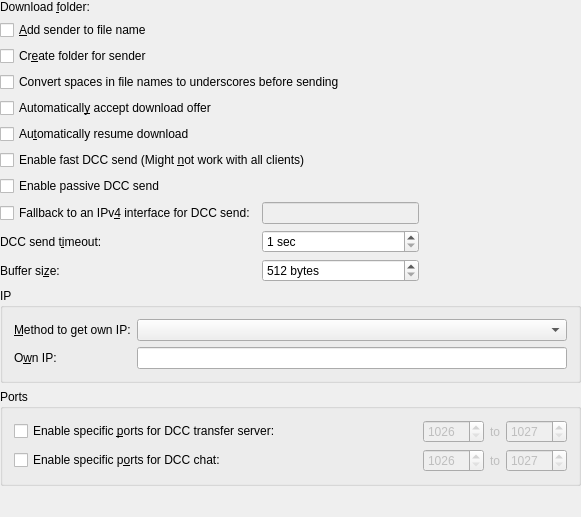
The window that src/config/dcc_configui.ui (KDE/konversation) describes before a commit, drawn with Qt 5.
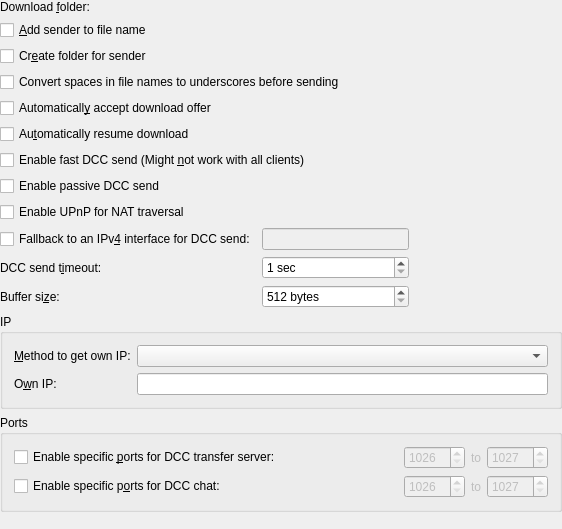
The same window after the commit. Custom widgets are drawn as their Qt base class.

Patch:
```diff
--- a/src/config/dcc_configui.ui
+++ b/src/config/dcc_configui.ui
@@ -4,13 +4,13 @@
 the Free Software Foundation; either version 2 of the License, or
 (at your option) any later version.</comment>
  <class>DCC_ConfigUI</class>
- <widget class="QWidget" name="DCC_ConfigUI" >
-  <property name="geometry" >
+ <widget class="QWidget" name="DCC_ConfigUI">
+  <property name="geometry">
    <rect>
     <x>0</x>
     <y>0</y>
-    <width>581</width>
-    <height>517</height>
+    <width>562</width>
+    <height>529</height>
    </rect>
   </property>
   <property name="windowTitle" >
@@ -88,51 +88,19 @@
      </property>
     </widget>
    </item>
-   <item row="13" column="2" >
-    <spacer name="spacer4_2" >
-     <property name="orientation" >
-      <enum>Qt::Vertical</enum>
+   <item row="7" column="0" colspan="2">
+    <widget class="QCheckBox" name="kcfg_DccPassiveSend">
+     <property name="text">
+      <string>Enable passive DCC send</string>
      </property>
-     <property name="sizeType" >
-      <enum>QSizePolicy::Expanding</enum>
+     <property name="shortcut">
+      <string/>
      </property>
-     <property name="sizeHint" stdset="0" >
-      <size>
-       <width>20</width>
-       <height>16</height>
-      </size>
-     </property>
-    </spacer>
-   </item>
-   <item row="10" column="0" colspan="2" >
-    <widget class="QLabel" name="textLabel6" >
-     <property name="text" >
-      <string>Buffer si&amp;ze:</string>
-     </property>
-     <property name="wordWrap" >
-      <bool>false</bool>
-     </property>
-     <property name="buddy" >
-      <cstring>kcfg_DccBufferSize</cstring>
-     </property>
     </widget>
    </item>
-   <item row="9" column="0" colspan="2" >
-    <widget class="QLabel" name="textLabel7" >
-     <property name="text" >
-      <string>DCC send t&amp;imeout:</string>
-     </property>
-     <property name="wordWrap" >
-      <bool>false</bool>
-     </property>
-     <property name="buddy" >
-      <cstring>kcfg_DccSendTimeout</cstring>
-     </property>
-    </widget>
-   </item>
-   <item row="8" column="0" colspan="2" >
-    <widget class="QCheckBox" name="kcfg_DccIPv4Fallback" >
-     <property name="whatsThis" >
+   <item row="9" column="0" colspan="2">
+    <widget class="QCheckBox" name="kcfg_DccIPv4Fallback">
+     <property name="whatsThis">
       <string>If this option enabled dcc transfers for IPv6 connections will be done over IPv4 interface set here</string>
      </property>
      <property name="text" >
@@ -140,9 +108,87 @@
      </property>
     </widget>
    </item>
-   <item row="10" column="2" >
-    <widget class="QSpinBox" name="kcfg_DccBufferSize" >
-     <property name="suffix" >
+   <item row="9" column="2">
+    <widget class="KLineEdit" name="kcfg_DccIPv4FallbackIface">
+     <property name="enabled">
+      <bool>false</bool>
+     </property>
+    </widget>
+   </item>
+   <item row="9" column="3">
+    <spacer name="spacer5">
+     <property name="orientation">
+      <enum>Qt::Horizontal</enum>
+     </property>
+     <property name="sizeType">
+      <enum>QSizePolicy::Maximum</enum>
+     </property>
+     <property name="sizeHint" stdset="0">
+      <size>
+       <width>70</width>
+       <height>20</height>
+      </size>
+     </property>
+    </spacer>
+   </item>
+   <item row="10" column="0" colspan="2">
+    <widget class="QLabel" name="textLabel7">
+     <property name="text">
+      <string>DCC send t&amp;imeout:</string>
+     </property>
+     <property name="wordWrap">
+      <bool>false</bool>
+     </property>
+     <property name="buddy">
+      <cstring>kcfg_DccSendTimeout</cstring>
+     </property>
+    </widget>
+   </item>
+   <item row="10" column="2">
+    <widget class="QSpinBox" name="kcfg_DccSendTimeout">
+     <property name="suffix">
+      <string> sec</string>
+     </property>
+     <property name="minimum">
+      <number>1</number>
+     </property>
+     <property name="maximum">
+      <number>300</number>
+     </property>
+    </widget>
+   </item>
+   <item row="10" column="3">
+    <spacer name="spacer3">
+     <property name="orientation">
+      <enum>Qt::Horizontal</enum>
+     </property>
+     <property name="sizeType">
+      <enum>QSizePolicy::Expanding</enum>
+     </property>
+     <property name="sizeHint" stdset="0">
+      <size>
+       <width>70</width>
+       <height>20</height>
+      </size>
+     </property>
+    </spacer>
+   </item>
+   <item row="11" column="0" colspan="2">
+    <widget class="QLabel" name="textLabel6">
+     <property name="text">
+      <string>Buffer si&amp;ze:</string>
+     </property>
+     <property name="wordWrap">
+      <bool>false</bool>
+     </property>
+     <property name="buddy">
+      <cstring>kcfg_DccBufferSize</cstring>
+     </property>
+    </widget>
+   </item>
+   <item row="11" column="2">
+    <widget class="QSpinBox" name="kcfg_DccBufferSize">
+     <property name="suffix">
       <string> bytes</string>
      </property>
      <property name="minimum" >
@@ -156,58 +202,12 @@
      </property>
     </widget>
    </item>
-   <item row="9" column="2" >
-    <widget class="QSpinBox" name="kcfg_DccSendTimeout" >
-     <property name="suffix" >
-      <string> sec</string>
-     </property>
-     <property name="minimum" >
-      <number>1</number>
-     </property>
-     <property name="maximum" >
-      <number>300</number>
-     </property>
-    </widget>
-   </item>
-   <item row="8" column="2" >
-    <widget class="KLineEdit" name="kcfg_DccIPv4FallbackIface" >
-     <property name="enabled" >
-      <bool>false</bool>
-     </property>
-    </widget>
-   </item>
-   <item row="7" column="0" colspan="2" >
-    <widget class="QCheckBox" name="kcfg_DccPassiveSend" >
-     <property name="text" >
-      <string>Enable passive DCC send</string>
-     </property>
-     <property name="shortcut" >
-      <string/>
-     </property>
-    </widget>
-   </item>
-   <item row="8" column="3" >
-    <spacer name="spacer5" >
-     <property name="orientation" >
+   <item row="11" column="3">
+    <spacer name="spacer3_2">
+     <property name="orientation">
       <enum>Qt::Horizontal</enum>
      </property>
-     <property name="sizeType" >
-      <enum>QSizePolicy::Maximum</enum>
-     </property>
-     <property name="sizeHint" stdset="0" >
-      <size>
-       <width>70</width>
-       <height>20</height>
-      </size>
-     </property>
-    </spacer>
-   </item>
-   <item row="9" column="3" >
-    <spacer name="spacer3" >
-     <property name="orientation" >
-      <enum>Qt::Horizontal</enum>
-     </property>
-     <property name="sizeType" >
+     <property name="sizeType">
       <enum>QSizePolicy::Expanding</enum>
      </property>
      <property name="sizeHint" stdset="0" >
@@ -218,25 +218,9 @@
      </property>
     </spacer>
    </item>
-   <item row="10" column="3" >
-    <spacer name="spacer3_2" >
-     <property name="orientation" >
-      <enum>Qt::Horizontal</enum>
-     </property>
-     <property name="sizeType" >
-      <enum>QSizePolicy::Expanding</enum>
-     </property>
-     <property name="sizeHint" stdset="0" >
-      <size>
-       <width>70</width>
-       <height>20</height>
-      </size>
-     </property>
-    </spacer>
-   </item>
-   <item row="11" column="0" colspan="4" >
-    <widget class="QGroupBox" name="groupBox1" >
-     <property name="title" >
+   <item row="12" column="0" colspan="4">
+    <widget class="QGroupBox" name="groupBox1">
+     <property name="title">
       <string>IP</string>
      </property>
      <layout class="QGridLayout" >
@@ -275,9 +259,9 @@
      </layout>
     </widget>
    </item>
-   <item row="12" column="0" colspan="4" >
-    <widget class="QGroupBox" name="groupBox2" >
-     <property name="title" >
+   <item row="13" column="0" colspan="4">
+    <widget class="QGroupBox" name="groupBox2">
+     <property name="title">
       <string>Ports</string>
      </property>
      <layout class="QGridLayout" >
@@ -414,9 +398,32 @@
      </layout>
     </widget>
    </item>
+   <item row="14" column="2">
+    <spacer name="spacer4_2">
+     <property name="orientation">
+      <enum>Qt::Vertical</enum>
+     </property>
+     <property name="sizeType">
+      <enum>QSizePolicy::Expanding</enum>
+     </property>
+     <property name="sizeHint" stdset="0">
+      <size>
+       <width>20</width>
+       <height>16</height>
+      </size>
+     </property>
+    </spacer>
+   </item>
+   <item row="8" column="0" colspan="2">
+    <widget class="QCheckBox" name="kcfg_DccUPnP">
+     <property name="text">
+      <string>Enable UPnP for NAT traversal</string>
+     </property>
+    </widget>
+   </item>
   </layout>
  </widget>
- <layoutdefault spacing="6" margin="11" />
+ <layoutdefault spacing="6" margin="11"/>
  <customwidgets>
   <customwidget>
    <class>KLineEdit</class>
```
Left out of the diff: 257 changed lines with no effect on the pictures.
